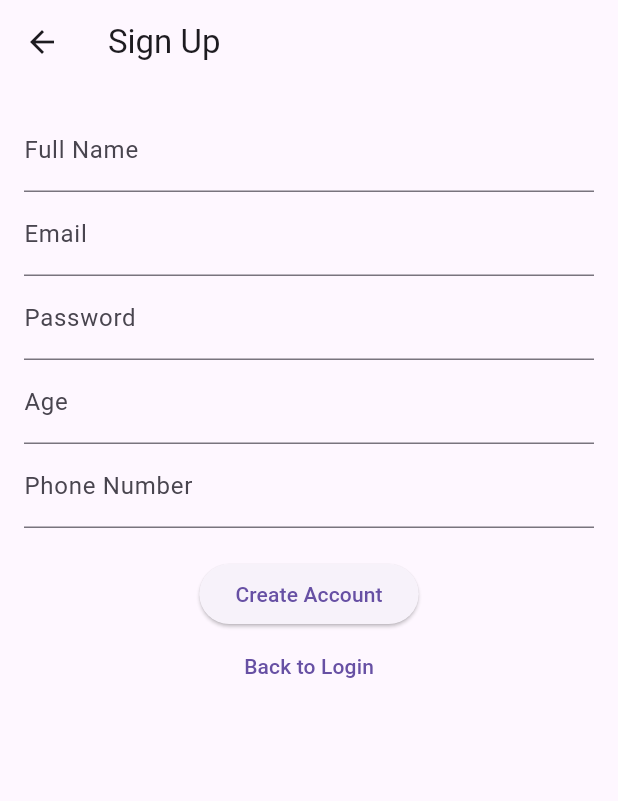
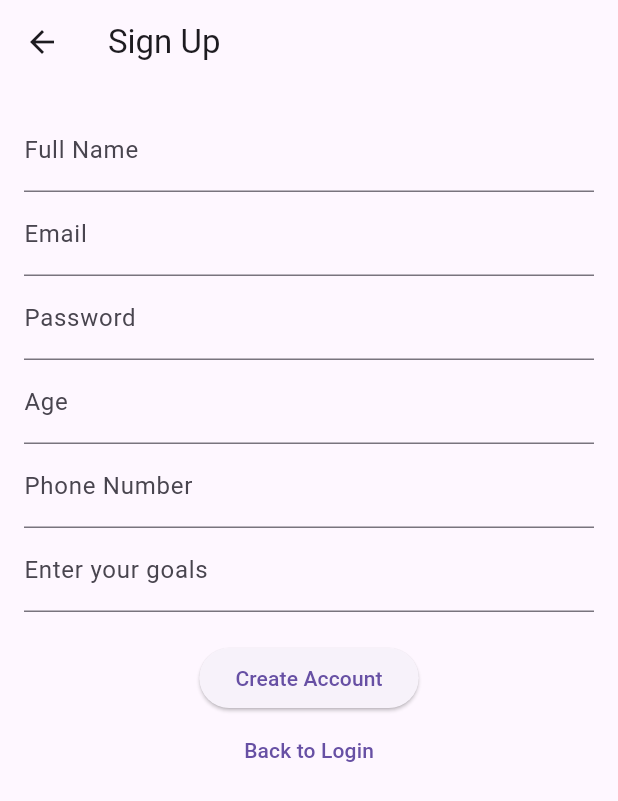
Before and after one commit to Ethanxu1/HackNCState, a Flutter app: the RegistrationScreen screen opened directly, on a phone screen of 412 x 824 dp. Shown: the top 801 px of the screen. Run offline on Flutter 3.47's test engine with Material 3 defaults, Android fonts, the phone set to English and light mode, and no system bars; our stand-ins replace cloud_firestore, firebase_auth, firebase_core; accounts and stored records are empty.

Commit message:
Added Goals Text field to login screen

```diff
--- a/piggybankapp/lib/login_backend.dart
+++ b/piggybankapp/lib/login_backend.dart
@@ -7,7 +7,7 @@ class LoginBackend with ChangeNotifier {
 
   User? get currentUser => _currentUser;
 
-  Future<void> signUp(String email, String password, String name, int age, String phone) async {
+  Future<void> signUp(String email, String password, String name, int age, String phone, String goals) async {
   try {
     final credential = await FirebaseAuth.instance
         .createUserWithEmailAndPassword(email: email, password: password);
@@ -20,7 +20,8 @@ class LoginBackend with ChangeNotifier {
       'age': age,
       'email': email,
       'phone': phone,
-      'rating': 5.0,
+      'goals': goals,
+      'rating': 500,
       'createdAt': FieldValue.serverTimestamp(),
     });
 
--- a/piggybankapp/lib/login_screen.dart
+++ b/piggybankapp/lib/login_screen.dart
@@ -75,6 +75,8 @@ class _RegistrationScreenState extends State<RegistrationScreen> {
   final _nameController = TextEditingController();
   final _ageController = TextEditingController();
   final _phoneController = TextEditingController();
+  final _goalsController = TextEditingController();
+
 
   @override
   Widget build(BuildContext context) {
@@ -109,6 +111,10 @@ class _RegistrationScreenState extends State<RegistrationScreen> {
                 keyboardType: TextInputType.phone,
                 decoration: const InputDecoration(labelText: 'Phone Number'),
               ),
+              TextField(
+                controller: _goalsController,
+                decoration: const InputDecoration(labelText: 'Enter your goals'),
+              ),
               const SizedBox(height: 20),
               ElevatedButton(
                 onPressed: _handleSignUp,
@@ -132,6 +138,7 @@ class _RegistrationScreenState extends State<RegistrationScreen> {
       final name = _nameController.text.trim();
       final age = int.parse(_ageController.text);
       final phone = _phoneController.text.trim();
+      final goals = _goalsController.text.trim();
 
       if (name.isEmpty || email.isEmpty || password.isEmpty) {
         throw Exception('Please fill in all required fields');
@@ -147,6 +154,7 @@ class _RegistrationScreenState extends State<RegistrationScreen> {
             name,
             age,
             phone,
+            goals
           );
 
       Navigator.pop(context);
```
